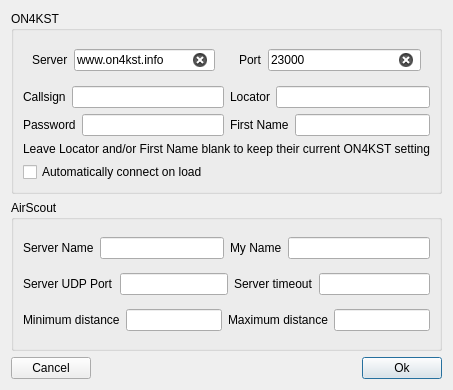
Old version of the form mqt/MqtKSTClient/kstconfigure.ui in the repository Rsclub22/Minos2-Mirror.
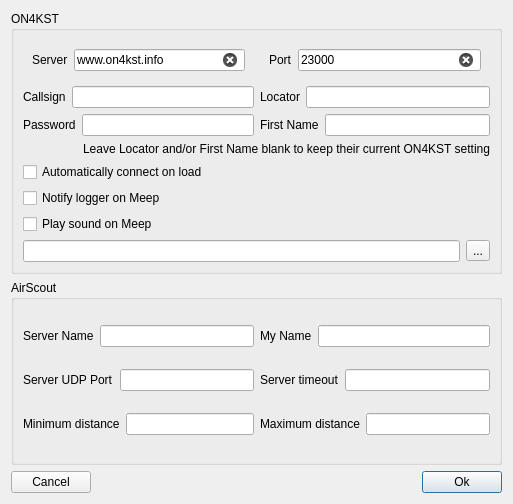
New version of the form.

Commit message: Implement meep sound and configurable sound/notification

Patch:
```diff
--- a/mqt/MqtKSTClient/kstconfigure.ui
+++ b/mqt/MqtKSTClient/kstconfigure.ui
@@ -6,20 +6,20 @@
    <rect>
     <x>0</x>
     <y>0</y>
-    <width>400</width>
-    <height>390</height>
+    <width>513</width>
+    <height>504</height>
    </rect>
   </property>
   <property name="windowTitle">
    <string>Minos KST Client Configuration</string>
   </property>
-  <layout class="QVBoxLayout" name="verticalLayout_3">
+  <layout class="QVBoxLayout" name="verticalLayout_4">
    <item>
     <widget class="QGroupBox" name="groupBox_2">
      <property name="title">
       <string>ON4KST</string>
      </property>
-     <layout class="QVBoxLayout" name="verticalLayout">
+     <layout class="QVBoxLayout" name="verticalLayout_3">
       <item>
        <layout class="QHBoxLayout" name="horizontalLayout_7">
         <item>
@@ -187,6 +187,59 @@
         </item>
        </layout>
       </item>
+      <item>
+       <layout class="QHBoxLayout" name="horizontalLayout_21">
+        <item>
+         <widget class="QCheckBox" name="meepNotifyLogger">
+          <property name="text">
+           <string>Notify logger on Meep</string>
+          </property>
+         </widget>
+        </item>
+        <item>
+         <spacer name="horizontalSpacer_3">
+          <property name="orientation">
+           <enum>Qt::Horizontal</enum>
+          </property>
+          <property name="sizeHint" stdset="0">
+           <size>
+            <width>40</width>
+            <height>20</height>
+           </size>
+          </property>
+         </spacer>
+        </item>
+       </layout>
+      </item>
+      <item>
+       <layout class="QVBoxLayout" name="verticalLayout">
+        <item>
+         <widget class="QCheckBox" name="meepPlaySound">
+          <property name="text">
+           <string>Play sound on Meep</string>
+          </property>
+         </widget>
+        </item>
+        <item>
+         <layout class="QHBoxLayout" name="horizontalLayout_22">
+          <item>
+           <widget class="QLineEdit" name="meepSound">
+            <property name="clearButtonEnabled">
+             <bool>true</bool>
+            </property>
+           </widget>
+          </item>
+          <item>
+           <widget class="QToolButton" name="meepBrowse">
+            <property name="text">
+             <string>...</string>
+            </property>
+           </widget>
+          </item>
+         </layout>
+        </item>
+       </layout>
+      </item>
      </layout>
     </widget>
    </item>
```
The commit also changes 6 other files.
